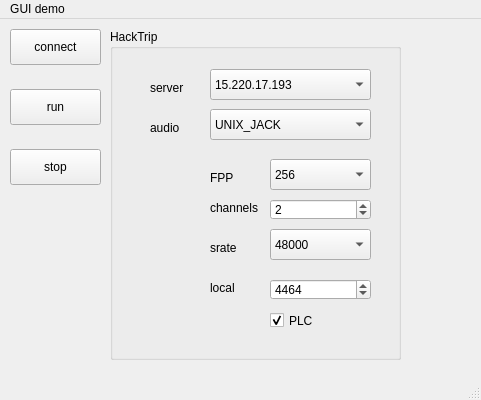
First picture: the form in guiDemo/app/mainwindow.ui, repository cchafe/hacktrip, before the edit.
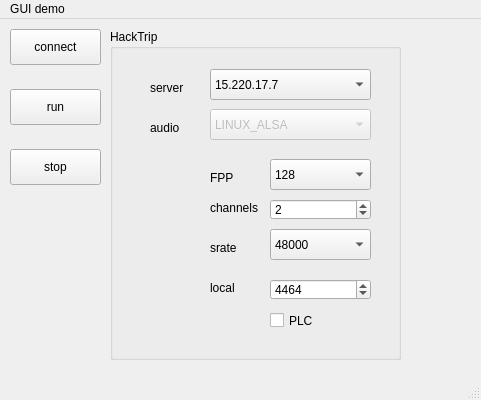
Second picture: the form after the edit.

Commit message: merged rtaudio updates from alsa branch, works with alsa/pipewire and FPP is settable from GUI

```diff
--- a/guiDemo/app/mainwindow.ui
+++ b/guiDemo/app/mainwindow.ui
@@ -87,11 +87,6 @@
        <height>31</height>
       </rect>
      </property>
-     <item>
-      <property name="text">
-       <string>256</string>
-      </property>
-     </item>
      <item>
       <property name="text">
        <string>128</string>
@@ -145,7 +140,7 @@
      </property>
      <item>
       <property name="text">
-       <string>15.220.17.193</string>
+       <string>15.220.17.7</string>
       </property>
      </item>
      <item>
@@ -263,6 +258,9 @@
      </property>
     </widget>
     <widget class="QComboBox" name="audioComboBox">
+     <property name="enabled">
+      <bool>false</bool>
+     </property>
      <property name="geometry">
       <rect>
        <x>100</x>
@@ -272,8 +270,13 @@
       </rect>
      </property>
      <property name="currentIndex">
-      <number>3</number>
+      <number>0</number>
      </property>
+     <item>
+      <property name="text">
+       <string>LINUX_ALSA</string>
+      </property>
+     </item>
      <item>
       <property name="text">
        <string>UNSPECIFIED</string>
@@ -332,9 +335,12 @@
      <property name="text">
       <string>PLC</string>
      </property>
-     <property name="checked">
+     <property name="checkable">
       <bool>true</bool>
      </property>
+     <property name="checked">
+      <bool>false</bool>
+     </property>
     </widget>
    </widget>
   </widget>
```
Left out of the diff: 10 changed lines with no effect on the pictures. The commit also changes 4 other files.
